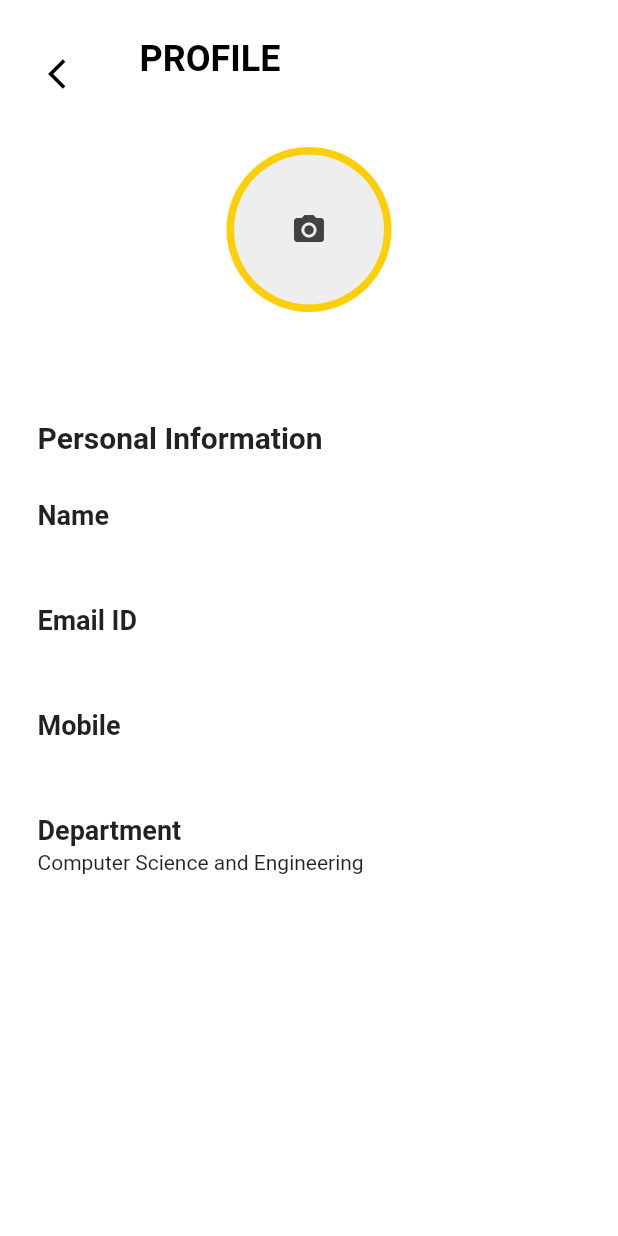
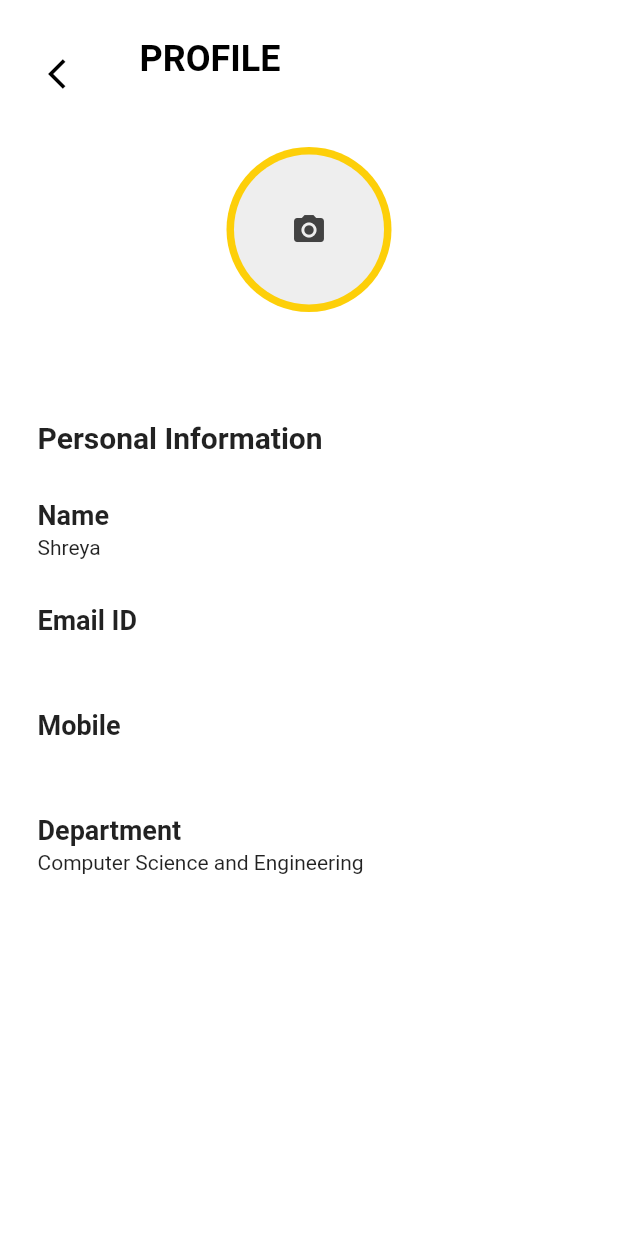
Before and after one commit to Sanchita0500/Racket-Shuttle_Tracker, a Flutter app: the ProfileScreen screen opened by its route, on a phone screen of 412 x 824 dp. Run offline on Flutter 3.47's test engine with Material 2 defaults, Android fonts, the phone set to English and light mode, and no system bars; our stand-ins replace firebase_auth, firebase_core, firebase_database, fluttertoast, getwidget, google_maps_flutter and 1 more; accounts and stored records are empty; Roboto replaces fonts that are missing (sans-serif-light).

Commit message:
Final changes

```diff
--- a/lib/AllScreens/ProfileScreen.dart
+++ b/lib/AllScreens/ProfileScreen.dart
@@ -4,6 +4,7 @@ import 'package:flutter/material.dart';
 import 'package:flutter/cupertino.dart';
 import 'package:image_picker/image_picker.dart';
 import 'package:racket/AllScreens/MainScreen.dart';
+import 'package:racket/main.dart';
 
 class ProfileScreen extends StatefulWidget {
 
@@ -96,13 +97,13 @@ class MapScreenState extends State<ProfileScreen>
     mobile = " 9876543210";
     if(user != null){
       if(user.uid != null){
-        name = user.uid;
+        name = "Shreya";
       }
       if(user.email != null){
         email = user.email;
       }
       if(user.phoneNumber != null){
-        mobile = user.email;
+        mobile = user.phoneNumber;
 
       }
     }
```
Also changed, not shown: lib/AllScreens/DriverMainScreen.dart (+16 -16 lines).
